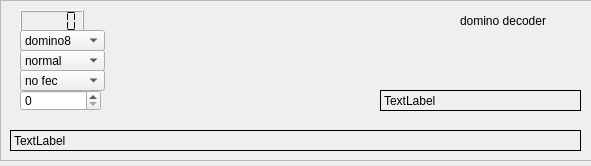
Old version of the form swreceiver/plugins/decoders/domino-decoder/widget.ui in the repository JvanKatwijk/sdr-j-sw.
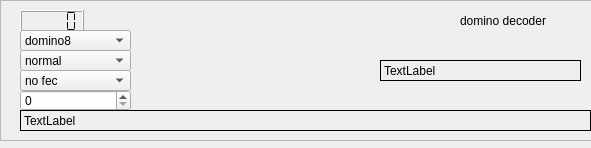
New version of the form.

What changed in the file:
```diff
--- a/swreceiver/plugins/decoders/domino-decoder/widget.ui
+++ b/swreceiver/plugins/decoders/domino-decoder/widget.ui
@@ -7,7 +7,7 @@
     <x>0</x>
     <y>0</y>
     <width>591</width>
-    <height>166</height>
+    <height>148</height>
    </rect>
   </property>
   <property name="windowTitle">
@@ -19,7 +19,7 @@
      <x>0</x>
      <y>0</y>
      <width>661</width>
-     <height>161</height>
+     <height>141</height>
     </rect>
    </property>
    <property name="frameShape">
@@ -59,7 +59,7 @@
      <rect>
       <x>20</x>
       <y>30</y>
-      <width>85</width>
+      <width>111</width>
       <height>21</height>
      </rect>
     </property>
@@ -99,7 +99,7 @@
      <rect>
       <x>20</x>
       <y>50</y>
-      <width>85</width>
+      <width>111</width>
       <height>21</height>
      </rect>
     </property>
@@ -119,7 +119,7 @@
      <rect>
       <x>20</x>
       <y>70</y>
-      <width>85</width>
+      <width>111</width>
       <height>21</height>
      </rect>
     </property>
@@ -139,7 +139,7 @@
      <rect>
       <x>20</x>
       <y>90</y>
-      <width>81</width>
+      <width>111</width>
       <height>21</height>
      </rect>
     </property>
@@ -147,8 +147,8 @@
    <widget class="QLabel" name="dominotextBox">
     <property name="geometry">
      <rect>
-      <x>10</x>
-      <y>130</y>
+      <x>20</x>
+      <y>110</y>
       <width>571</width>
       <height>21</height>
      </rect>
@@ -164,7 +164,7 @@
     <property name="geometry">
      <rect>
       <x>380</x>
-      <y>90</y>
+      <y>60</y>
       <width>201</width>
       <height>21</height>
      </rect>
```
